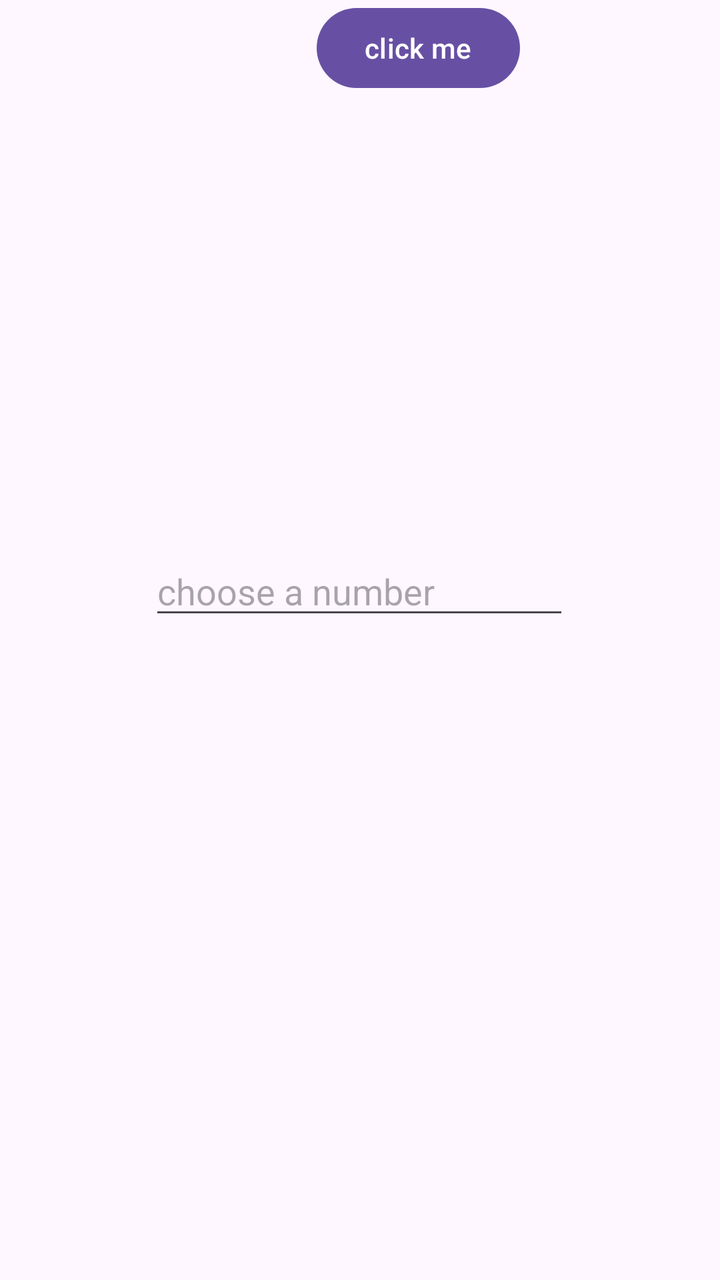
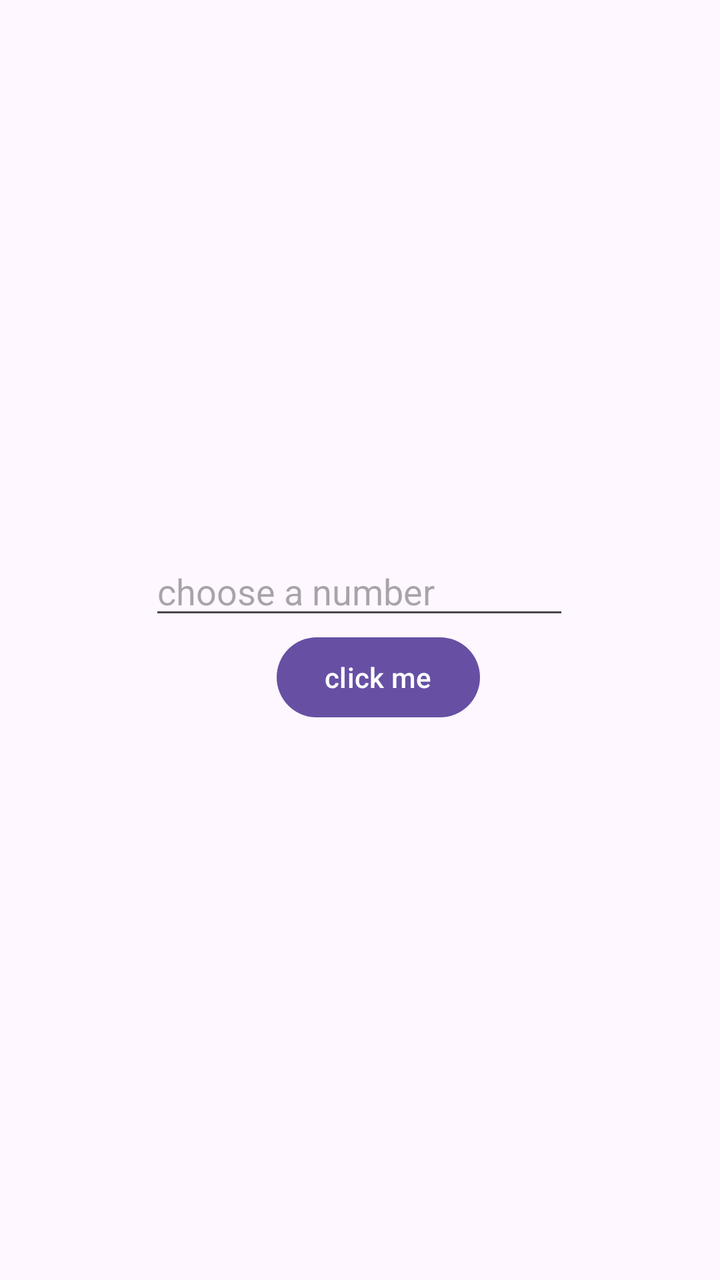

Compare the two renders of this Android layout. The source of the first and the diff that turns it into the second are given below.
<!-- AndroidManifest.xml: application theme Theme.QEST9 -->
<!-- res/layout/activity_main.xml -->
<?xml version="1.0" encoding="utf-8"?>
<androidx.constraintlayout.widget.ConstraintLayout xmlns:android="http://schemas.android.com/apk/res/android"
    xmlns:app="http://schemas.android.com/apk/res-auto"
    xmlns:tools="http://schemas.android.com/tools"
    android:id="@+id/main"
    android:layout_width="match_parent"
    android:layout_height="match_parent"
    tools:context=".MainActivity">

    <EditText
        android:id="@+id/Edit_text"
        android:layout_width="wrap_content"
        android:layout_height="wrap_content"
        android:layout_marginBottom="16dp"
        android:ems="10"
        android:hint="choose a number "
        android:inputType="number"
        android:text=""
        app:layout_constraintBottom_toBottomOf="parent"
        app:layout_constraintEnd_toEndOf="parent"
        app:layout_constraintHorizontal_bias="0.497"
        app:layout_constraintStart_toStartOf="parent"
        app:layout_constraintTop_toTopOf="parent"
        app:layout_constraintVertical_bias="0.469" />

    <Button
        android:id="@+id/button"
        android:layout_width="wrap_content"
        android:layout_height="wrap_content"
        android:layout_marginTop="12dp"
        android:layout_marginEnd="100dp"
        android:text="click me"
        app:layout_constraintEnd_toEndOf="parent"
        app:layout_constraintTop_toBottomOf="@+id/Et" />

</androidx.constraintlayout.widget.ConstraintLayout>
<!-- resources referenced by this layout -->
<resources>
  <style name="Theme.QEST9" parent="Base.Theme.QEST9" />
  <style name="Base.Theme.QEST9" parent="Theme.Material3.DayNight.NoActionBar">
          
          
      </style>
</resources>

<!-- the commit's change to res/layout/activity_main.xml (unified diff, before → after) -->
@@ -27,10 +27,9 @@
         android:id="@+id/button"
         android:layout_width="wrap_content"
         android:layout_height="wrap_content"
-        android:layout_marginTop="12dp"
-        android:layout_marginEnd="100dp"
+        android:layout_marginEnd="120dp"
         android:text="click me"
         app:layout_constraintEnd_toEndOf="parent"
-        app:layout_constraintTop_toBottomOf="@+id/Et" />
+        app:layout_constraintTop_toBottomOf="@+id/Edit_text" />
 
 </androidx.constraintlayout.widget.ConstraintLayout>
